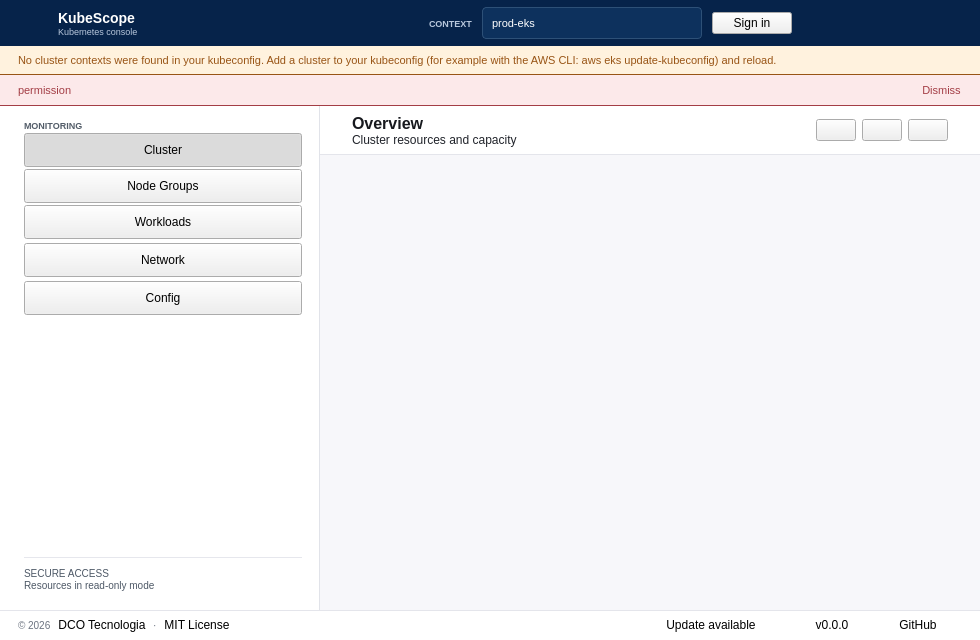
First picture: the form in src/kubescope/ui/main_window.ui, repository dcotecnologia/kubescope, before the edit.
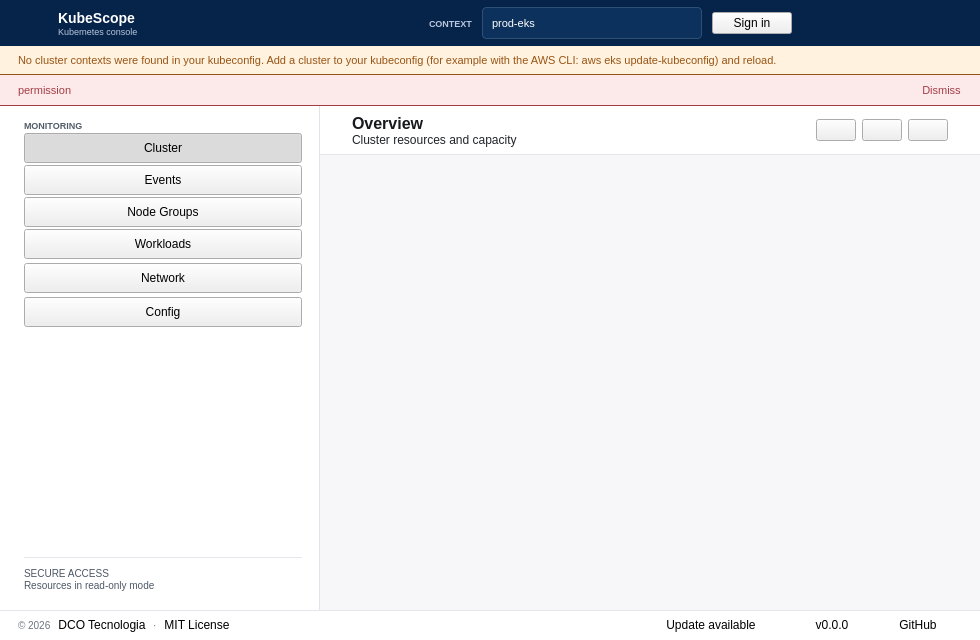
Second picture: the form after the edit. Icons and pictures are not drawn.

Commit message:
feat(window): add the Events list, Delete on every resource and badges
The Events list has a filter by type, the details, Edit and Delete. Delete is a
button and a menu entry on every workload, network and config list, after a
confirmation. Statuses, event types, reasons and restarts are drawn as badges,
and a Pod of a StatefulSet has a slightly lighter row.

The row tint is painted by the table delegate: the style sheet of the tables
styles the items, which left the background role of an item unused.

What changed in the file:
```diff
--- a/src/kubescope/ui/main_window.ui
+++ b/src/kubescope/ui/main_window.ui
@@ -702,7 +702,7 @@
                <property name="minimumSize">
                 <size>
                  <width>0</width>
-                 <height>34</height>
+                 <height>30</height>
                 </size>
                </property>
                <property name="iconSize">
@@ -725,6 +725,37 @@
                </property>
               </widget>
              </item>
+             <item>
+              <widget class="QPushButton" name="navEvents">
+               <property name="text">
+                <string>Events</string>
+               </property>
+               <property name="minimumSize">
+                <size>
+                 <width>0</width>
+                 <height>30</height>
+                </size>
+               </property>
+               <property name="iconSize">
+                <size>
+                 <width>16</width>
+                 <height>16</height>
+                </size>
+               </property>
+               <property name="checkable">
+                <bool>true</bool>
+               </property>
+               <property name="checked">
+                <bool>false</bool>
+               </property>
+               <property name="autoExclusive">
+                <bool>true</bool>
+               </property>
+               <property name="nav" stdset="0">
+                <string notr="true">true</string>
+               </property>
+              </widget>
+             </item>
              <item>
               <widget class="QPushButton" name="navNodeGroups">
                <property name="text">
@@ -733,7 +764,7 @@
                <property name="minimumSize">
                 <size>
                  <width>0</width>
-                 <height>34</height>
+                 <height>30</height>
                 </size>
                </property>
                <property name="iconSize">
@@ -764,7 +795,7 @@
                <property name="minimumSize">
                 <size>
                  <width>0</width>
-                 <height>34</height>
+                 <height>30</height>
                 </size>
                </property>
                <property name="iconSize">
@@ -1098,7 +1129,7 @@
                <property name="minimumSize">
                 <size>
                  <width>0</width>
-                 <height>34</height>
+                 <height>30</height>
                 </size>
                </property>
                <property name="iconSize">
@@ -1339,7 +1370,7 @@
                <property name="minimumSize">
                 <size>
                  <width>0</width>
-                 <height>34</height>
+                 <height>30</height>
                 </size>
                </property>
                <property name="iconSize">
```
The commit also changes 28 other files.
